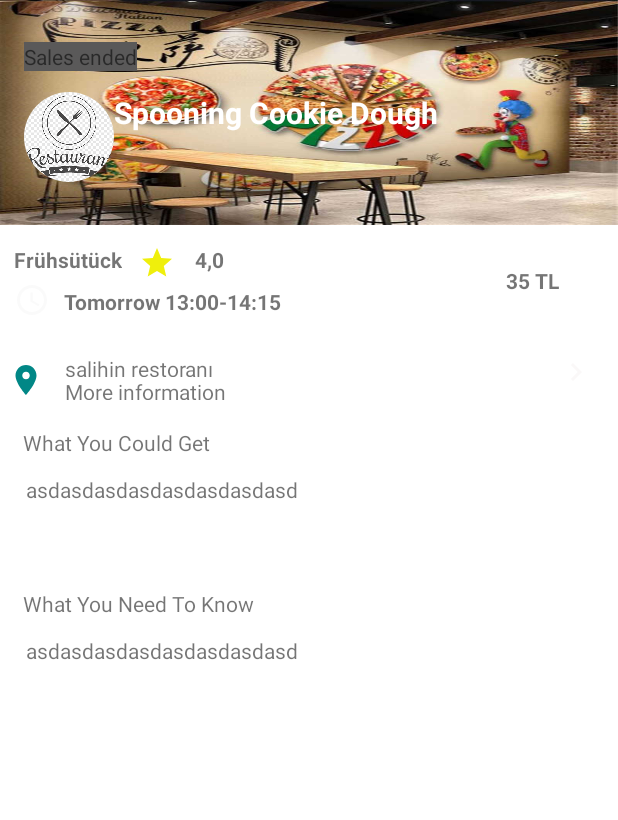
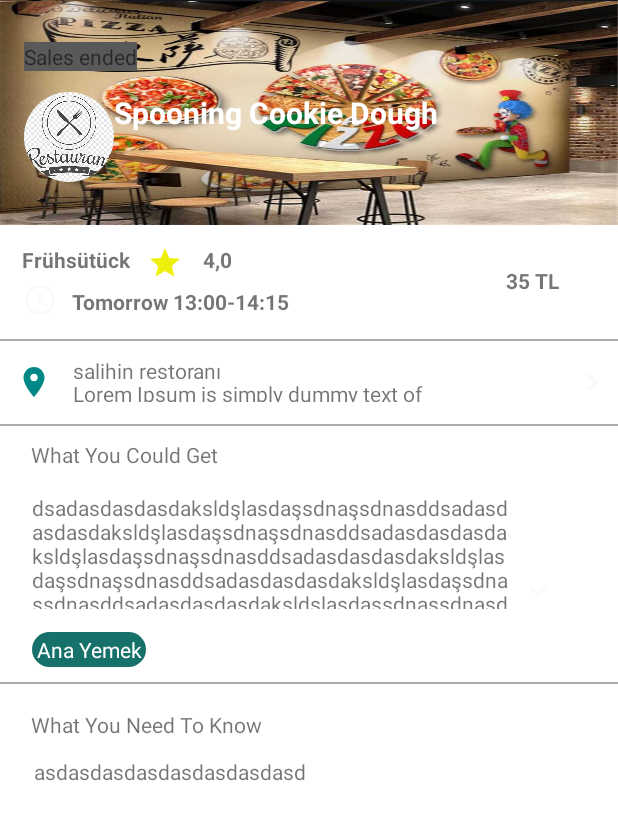
Before and after one commit to marmaraappteam/bitirme, an Android app: the layout activity_restoran_sayfa.xml on its own in the app's theme, with its tools: preview values and no code run, on a phone screen of 412 x 824 dp. Shown: the top 820 px of the screen. Run offline under Robolectric (Android 15) with nearby library versions, the phone set to English and light mode, and no system bars.

Commit message:
restoran sayfası düzenlendi ve discover restoran sayfasına veri aktarıldı

```diff
--- /dev/null
+++ b/app/src/main/java/com/example/restoranapp/urunler.kt
@@ -0,0 +1,4 @@
+package com.example.restoranapp
+//kalan miktar constructıra eklenecek
+data class urunler(var urun_id:Int?,var restoran_ad:String? , var teslim_tarihi:String? ,var mesafe:String?, var urun_fiyat:String?,var kalansayisi:String?) {
+}
--- /dev/null
+++ b/app/src/main/res/drawable/ic_baseline_keyboard_arrow_down_24.xml
@@ -0,0 +1,5 @@
+<vector android:height="24dp" android:tint="#FAFAFA"
+    android:viewportHeight="24" android:viewportWidth="24"
+    android:width="24dp" xmlns:android="http://schemas.android.com/apk/res/android">
+    <path android:fillColor="@android:color/white" android:pathData="M7.41,8.59L12,13.17l4.59,-4.58L18,10l-6,6 -6,-6 1.41,-1.41z"/>
+</vector>
--- /dev/null
+++ b/app/src/main/res/drawable/urunturcustom_button.xml
@@ -0,0 +1,5 @@
+<?xml version="1.0" encoding="utf-8"?>
+<shape xmlns:android="http://schemas.android.com/apk/res/android">
+    <corners android:radius="14dp" />
+    <solid android:color="#FF157169" />
+</shape>
--- a/app/src/main/res/layout/activity_restoran_sayfa.xml
+++ b/app/src/main/res/layout/activity_restoran_sayfa.xml
@@ -5,41 +5,6 @@
     android:layout_width="match_parent"
     android:layout_height="match_parent"
     tools:context=".restoran_sayfa">
-
-    <androidx.constraintlayout.widget.ConstraintLayout
-        android:id="@+id/constraintLayout2"
-        android:layout_width="0dp"
-        android:layout_height="108dp"
-        app:layout_constraintEnd_toEndOf="parent"
-        app:layout_constraintHorizontal_bias="0.0"
-        app:layout_constraintStart_toStartOf="parent"
-        app:layout_constraintTop_toBottomOf="@+id/constraintLayout6">
-
-        <TextView
-            android:id="@+id/textView15"
-            android:layout_width="wrap_content"
-            android:layout_height="wrap_content"
-            android:layout_marginStart="15dp"
-            android:layout_marginTop="13dp"
-            android:text="What You Need To Know"
-            app:layout_constraintStart_toStartOf="parent"
-            app:layout_constraintTop_toTopOf="parent" />
-
-        <TextView
-            android:id="@+id/textView16"
-            android:layout_width="0dp"
-            android:layout_height="0dp"
-            android:layout_marginStart="17dp"
-            android:layout_marginTop="12dp"
-            android:layout_marginEnd="17dp"
-            android:layout_marginBottom="1dp"
-            android:text="asdasdasdasdasdasdasdasd"
-            app:layout_constraintBottom_toBottomOf="parent"
-            app:layout_constraintEnd_toEndOf="parent"
-            app:layout_constraintStart_toStartOf="parent"
-            app:layout_constraintTop_toBottomOf="@+id/textView15" />
-
-    </androidx.constraintlayout.widget.ConstraintLayout>
 
     <androidx.constraintlayout.widget.ConstraintLayout
         android:id="@+id/constraintLayout3"
@@ -90,6 +55,7 @@
         android:id="@+id/constraintLayout4"
         android:layout_width="0dp"
         android:layout_height="76dp"
+        android:layout_marginStart="5dp"
         app:layout_constraintEnd_toEndOf="parent"
         app:layout_constraintHorizontal_bias="0.0"
         app:layout_constraintStart_toStartOf="parent"
@@ -158,23 +124,166 @@
             android:textStyle="bold"
             app:layout_constraintEnd_toEndOf="parent"
             app:layout_constraintTop_toTopOf="parent" />
+
+    </androidx.constraintlayout.widget.ConstraintLayout>
+
+    <View
+        android:id="@+id/view"
+        android:layout_width="match_parent"
+        android:layout_height="1dp"
+        android:background="@android:color/darker_gray"
+        app:layout_constraintStart_toStartOf="parent"
+        app:layout_constraintTop_toBottomOf="@+id/constraintLayout4"
+        tools:ignore="MissingConstraints" />
+
+    <View
+
+        android:id="@+id/view2"
+        android:layout_width="match_parent"
+        android:layout_height="1dp"
+        android:background="@android:color/darker_gray"
+        app:layout_constraintTop_toBottomOf="@+id/constraintLayout5"
+        tools:ignore="MissingConstraints"
+        tools:layout_editor_absoluteX="0dp">
+
+    </View>
+
+    <View
+
+        android:id="@+id/view3"
+        android:layout_width="match_parent"
+        android:layout_height="1dp"
+        android:background="@android:color/darker_gray"
+        app:layout_constraintTop_toBottomOf="@+id/constraintLayout6"
+        tools:ignore="MissingConstraints"
+        tools:layout_editor_absoluteX="16dp">
+
+    </View>
+
+    <androidx.constraintlayout.widget.ConstraintLayout
+        android:id="@+id/constraintLayout6"
+        android:layout_width="0dp"
+        android:layout_height="wrap_content"
+        android:layout_marginStart="5dp"
+        android:layout_marginTop="5dp"
+        android:layout_marginBottom="5dp"
+        app:layout_constraintBottom_toTopOf="@+id/constraintLayout2"
+        app:layout_constraintEnd_toEndOf="parent"
+        app:layout_constraintHorizontal_bias="0.0"
+        app:layout_constraintStart_toStartOf="parent"
+        app:layout_constraintTop_toBottomOf="@+id/constraintLayout5">
+
+        <TextView
+            android:id="@+id/textView15"
+            android:layout_width="wrap_content"
+            android:layout_height="wrap_content"
+            android:layout_marginStart="15dp"
+            android:layout_marginTop="5dp"
+            android:text="What You Could Get"
+            app:layout_constraintStart_toStartOf="parent"
+            app:layout_constraintTop_toTopOf="parent" />
+
+        <androidx.constraintlayout.widget.ConstraintLayout
+            android:id="@+id/constraintLayout8"
+            android:layout_width="350dp"
+            android:layout_height="wrap_content"
+            android:layout_marginStart="15dp"
+            android:layout_marginTop="16dp"
+            app:layout_constraintStart_toStartOf="parent"
+            app:layout_constraintTop_toBottomOf="@+id/textView15">
+
+            <TextView
+                android:id="@+id/deneme"
+                android:layout_width="320dp"
+                android:layout_height="77dp"
+
+                android:layout_marginEnd="5dp"
+                android:text="dsadasdasdasdaksldşlasdaşsdnaşsdnasddsadasdasdasdaksldşlasdaşsdnaşsdnasddsadasdasdasdaksldşlasdaşsdnaşsdnasddsadasdasdasdaksldşlasdaşsdnaşsdnasddsadasdasdasdaksldşlasdaşsdnaşsdnasddsadasdasdasdaksldşlasdaşsdnaşsdnasddsadasdasdasdaksldşlasdaşsdnaşsdnasdasdmasdasdmasdmalsdmnaslkidnaklsdnaslkidnaiskldnalksdnalksdnalksdnyyyy"
+                android:textSize="14sp"
+                app:layout_constraintBottom_toBottomOf="parent"
+                app:layout_constraintEnd_toStartOf="@+id/imageView9"
+                app:layout_constraintStart_toStartOf="parent"
+                app:layout_constraintTop_toTopOf="parent" />
+
+            <ImageView
+                android:id="@+id/imageView9"
+                android:layout_width="wrap_content"
+                android:layout_height="wrap_content"
+                app:layout_constraintBottom_toBottomOf="parent"
+                app:layout_constraintEnd_toEndOf="parent"
+                app:srcCompat="@drawable/ic_baseline_keyboard_arrow_down_24" />
+        </androidx.constraintlayout.widget.ConstraintLayout>
+
+        <TextView
+            android:id="@+id/textView3"
+            android:layout_width="76dp"
+            android:layout_height="23dp"
+            android:layout_marginStart="16dp"
+            android:layout_marginTop="15dp"
+            android:layout_marginBottom="10dp"
+            android:background="@drawable/urunturcustom_button"
+            android:gravity="center"
+            android:text="Ana Yemek"
+            android:textColor="@color/white"
+            android:textSize="14sp"
+            app:layout_constraintBottom_toBottomOf="parent"
+            app:layout_constraintStart_toStartOf="parent"
+            app:layout_constraintTop_toBottomOf="@+id/constraintLayout8" />
+
+    </androidx.constraintlayout.widget.ConstraintLayout>
+
+    <androidx.constraintlayout.widget.ConstraintLayout
+        android:id="@+id/constraintLayout2"
+        android:layout_width="0dp"
+        android:layout_height="108dp"
+        android:layout_marginStart="5dp"
+        android:layout_marginTop="4dp"
+        app:layout_constraintEnd_toEndOf="parent"
+        app:layout_constraintHorizontal_bias="1.0"
+        app:layout_constraintStart_toStartOf="parent"
+        app:layout_constraintTop_toBottomOf="@+id/view3">
+
+        <TextView
+            android:id="@+id/textView15"
+            android:layout_width="wrap_content"
+            android:layout_height="wrap_content"
+            android:layout_marginStart="15dp"
+            android:layout_marginTop="13dp"
+            android:text="What You Need To Know"
+            app:layout_constraintStart_toStartOf="parent"
+            app:layout_constraintTop_toTopOf="parent" />
+
+        <TextView
+            android:layout_width="0dp"
+            android:layout_height="0dp"
+            android:layout_marginStart="17dp"
+            android:layout_marginTop="12dp"
+            android:layout_marginEnd="17dp"
+            android:layout_marginBottom="1dp"
+            android:text="asdasdasdasdasdasdasdasd"
+            app:layout_constraintBottom_toBottomOf="parent"
+            app:layout_constraintEnd_toEndOf="parent"
+            app:layout_constraintStart_toStartOf="parent"
+            app:layout_constraintTop_toBottomOf="@+id/textView15" />
+
     </androidx.constraintlayout.widget.ConstraintLayout>
 
     <androidx.constraintlayout.widget.ConstraintLayout
         android:id="@+id/constraintLayout5"
         android:layout_width="0dp"
-        android:layout_height="45dp"
+        android:layout_height="55dp"
+        android:layout_marginStart="5dp"
         app:layout_constraintEnd_toEndOf="parent"
         app:layout_constraintHorizontal_bias="0.0"
         app:layout_constraintStart_toStartOf="parent"
-        app:layout_constraintTop_toBottomOf="@+id/constraintLayout4">
+        app:layout_constraintTop_toBottomOf="@+id/view">
 
         <TextView
             android:id="@+id/textView14"
             android:layout_width="234dp"
             android:layout_height="15dp"
             android:layout_marginStart="14dp"
-            android:text="More information"
+            android:text="Lorem Ipsum is simply dummy text of the printing and typesetting industry. Lorem Ipsum has been the industry's standard dummy text ever since the 1500s, when an unknown printer took a galley of type and scrambled it to make a type specimen book. It has survived not only five centuries, but also the leap into electronic typesetting, remaining essentially unchanged. It was popularised in the 1960s with the release of Letraset sheets containing Lorem Ipsum passages, and more recently with desktop publishing software like Aldus PageMaker including versions of Lorem Ipsum.  "
             app:layout_constraintStart_toEndOf="@+id/imageView6"
             app:layout_constraintTop_toBottomOf="@+id/textView13" />
 
@@ -183,9 +292,9 @@
             android:layout_width="wrap_content"
             android:layout_height="wrap_content"
             android:layout_marginStart="5dp"
-            android:layout_marginBottom="6dp"
-            app:layout_constraintBottom_toBottomOf="parent"
+            android:layout_marginTop="15dp"
             app:layout_constraintStart_toStartOf="parent"
+            app:layout_constraintTop_toTopOf="parent"
             app:srcCompat="@drawable/ic_baseline_location_on_24" />
 
         <TextView
@@ -202,40 +311,12 @@
             android:id="@+id/imageView7"
             android:layout_width="wrap_content"
             android:layout_height="wrap_content"
-            android:layout_marginTop="10dp"
-            android:layout_marginEnd="16dp"
+            android:layout_marginTop="15dp"
+            android:layout_marginEnd="5dp"
             app:layout_constraintEnd_toEndOf="parent"
             app:layout_constraintTop_toTopOf="parent"
             app:srcCompat="@drawable/ic_baseline_keyboard_arrow_right_24" />
+
     </androidx.constraintlayout.widget.ConstraintLayout>
 
-    <androidx.constraintlayout.widget.ConstraintLayout
-        android:id="@+id/constraintLayout6"
-        android:layout_width="0dp"
-        android:layout_height="108dp"
-        app:layout_constraintEnd_toEndOf="parent"
-        app:layout_constraintStart_toStartOf="parent"
-        app:layout_constraintTop_toBottomOf="@+id/constraintLayout5">
-
-        <TextView
-            android:id="@+id/textView15"
-            android:layout_width="wrap_content"
-            android:layout_height="wrap_content"
-            android:layout_marginStart="15dp"
-            android:layout_marginTop="14dp"
-            android:text="What You Could Get"
-            app:layout_constraintStart_toStartOf="parent"
-            app:layout_constraintTop_toTopOf="parent" />
-
-        <TextView
-            android:id="@+id/textView16"
-            android:layout_width="372dp"
-            android:layout_height="62dp"
-            android:layout_marginStart="17dp"
-            android:layout_marginTop="12dp"
-            android:text="asdasdasdasdasdasdasdasd"
-            app:layout_constraintStart_toStartOf="parent"
-            app:layout_constraintTop_toBottomOf="@+id/textView15" />
-
-    </androidx.constraintlayout.widget.ConstraintLayout>
 </androidx.constraintlayout.widget.ConstraintLayout>
```
Also changed, not shown: app/src/main/java/com/example/restoranapp/RecyclerViewAdapter.kt (+17 -3 lines), app/src/main/java/com/example/restoranapp/browse_fragment.kt (+6 -6 lines), app/src/main/java/com/example/restoranapp/discover_fragment.kt (+7 -6 lines), app/src/main/java/com/example/restoranapp/favorite_sayfa.kt (+6 -6 lines), app/src/main/java/com/example/restoranapp/more_fragment.kt (+6 -6 lines), app/src/main/java/com/example/restoranapp/restoran_sayfa.kt (+18 -0 lines), app/src/main/java/com/example/restoranapp/seeall_sayfa.kt (+6 -6 lines), app/src/main/res/layout/restoran_card.xml (+5 -4 lines).
